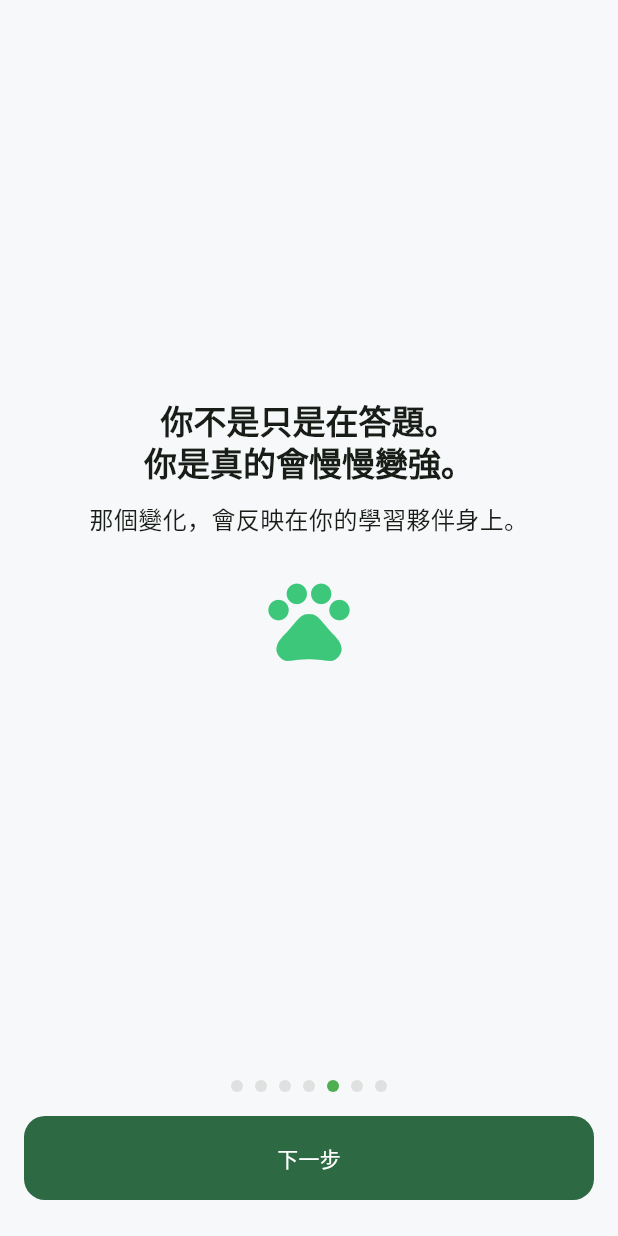
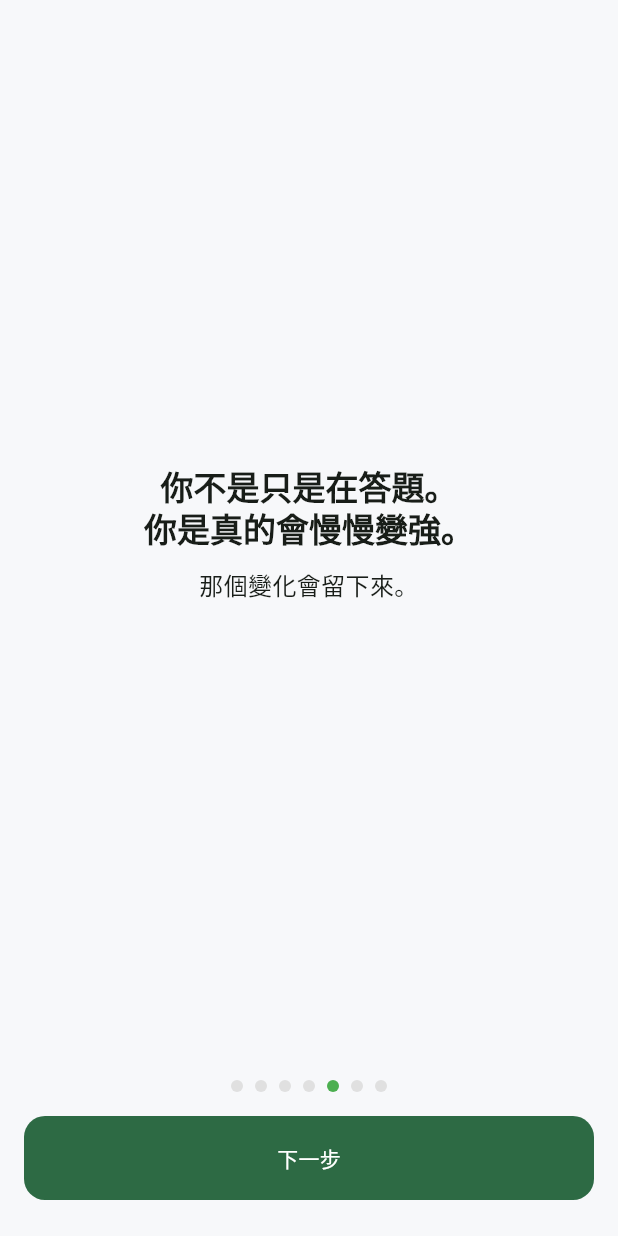
Before and after one commit to joshyxlee/loom_v2, a Flutter app: the screen it shows after launch, swiped to page 5, on a phone screen of 412 x 824 dp. Run offline on Flutter 3.47's test engine with Material 3 defaults, Android fonts, the phone set to English and light mode, and no system bars; our stand-ins replace shared_preferences.

Commit message:
Align onboarding to v3 narrative

```diff
--- a/lib/services/progress_service.dart
+++ b/lib/services/progress_service.dart
@@ -6,6 +6,7 @@ class ProgressSnapshot {
     required this.level,
     required this.dailyAnswered,
     required this.dailyTarget,
+    required this.dailyXp,
     required this.streakDays,
     required this.dailyBonusMultiplier,
     required this.lastActiveDate,
@@ -15,6 +16,7 @@ class ProgressSnapshot {
   final int level;
   final int dailyAnswered;
   final int dailyTarget;
+  final int dailyXp;
   final int streakDays;
   final double dailyBonusMultiplier;
   final DateTime? lastActiveDate;
@@ -41,6 +43,7 @@ class ProgressService {
 
   int _totalXp = 0;
   int _dailyAnswered = 0;
+  int _dailyXp = 0;
   int _streakDays = 0;
   double _dailyBonusMultiplier = 1.0;
   DateTime? _lastActiveDate;
@@ -50,6 +53,7 @@ class ProgressService {
         level: _levelForXp(_totalXp),
         dailyAnswered: _dailyAnswered,
         dailyTarget: dailyTarget,
+        dailyXp: _dailyXp,
         streakDays: _streakDays,
         dailyBonusMultiplier: _dailyBonusMultiplier,
         lastActiveDate: _lastActiveDate,
@@ -66,6 +70,7 @@ class ProgressService {
 
   void resetDailyProgress({required bool continuedStreak}) {
     _dailyAnswered = 0;
+    _dailyXp = 0;
     _streakDays = 0;
     _dailyBonusMultiplier = 1.0;
   }
@@ -73,6 +78,7 @@ class ProgressService {
   void resetAll() {
     _totalXp = 0;
     _dailyAnswered = 0;
+    _dailyXp = 0;
     _streakDays = 0;
     _dailyBonusMultiplier = 1.0;
     _lastActiveDate = null;
@@ -96,6 +102,7 @@ class ProgressService {
     final gained = isCorrect ? 10 : 6;
     _totalXp += gained;
     _dailyAnswered += 1;
+    _dailyXp += gained;
     _lastActiveDate = DateTime.now();
     final completedDailyTarget = _dailyAnswered == dailyTarget;
     return AnswerResult(gainedXp: gained, completedDailyTarget: completedDailyTarget);
--- a/lib/widgets/onboarding.dart
+++ b/lib/widgets/onboarding.dart
@@ -1,12 +1,9 @@
 import 'package:flutter/material.dart';
 
-import 'onboarding_pet_pulse.dart';
-
 class OnboardingPage {
-  const OnboardingPage({required this.title, required this.subtitle, this.showPet = false});
+  const OnboardingPage({required this.title, required this.subtitle});
   final String title;
   final String subtitle;
-  final bool showPet;
 }
 
 const onboardingPages = [
@@ -28,8 +25,7 @@ const onboardingPages = [
   ),
   OnboardingPage(
     title: '你不是只是在答題。\n你是真的會慢慢變強。',
-    subtitle: '那個變化，會反映在你的學習夥伴身上。',
-    showPet: true,
+    subtitle: '那個變化會留下來。',
   ),
   OnboardingPage(
     title: '玩久了你會發現，\n有些問題真的不用想那麼久了。',
@@ -81,10 +77,6 @@ class _OnboardingFlowState extends State<OnboardingFlow> {
                               textAlign: TextAlign.center,
                               style: Theme.of(context).textTheme.bodyMedium),
                         ],
-                        if (page.showPet) ...[
-                          const SizedBox(height: 24),
-                          OnboardingPetPulse(),
-                        ],
                       ],
                     ),
                   );
--- a/lib/widgets/onboarding_pet_pulse.dart
+++ /dev/null
@@ -1,40 +0,0 @@
-import 'package:flutter/material.dart';
-
-class OnboardingPetPulse extends StatefulWidget {
-  const OnboardingPetPulse({super.key});
-
-  @override
-  State<OnboardingPetPulse> createState() => _OnboardingPetPulseState();
-}
-
-class _OnboardingPetPulseState extends State<OnboardingPetPulse>
-    with SingleTickerProviderStateMixin {
-  late final AnimationController _controller;
-  late final Animation<double> _scale;
-
-  @override
-  void initState() {
-    super.initState();
-    _controller = AnimationController(
-      vsync: this,
-      duration: const Duration(milliseconds: 1600),
-    )..repeat(reverse: true);
-    _scale = Tween<double>(begin: 1.0, end: 1.04).animate(
-      CurvedAnimation(parent: _controller, curve: Curves.easeInOut),
-    );
-  }
-
-  @override
-  void dispose() {
-    _controller.dispose();
-    super.dispose();
-  }
-
-  @override
-  Widget build(BuildContext context) {
-    return ScaleTransition(
-      scale: _scale,
-      child: const Icon(Icons.pets, size: 64, color: Color(0xFF3CC77A)),
-    );
-  }
-}
```
